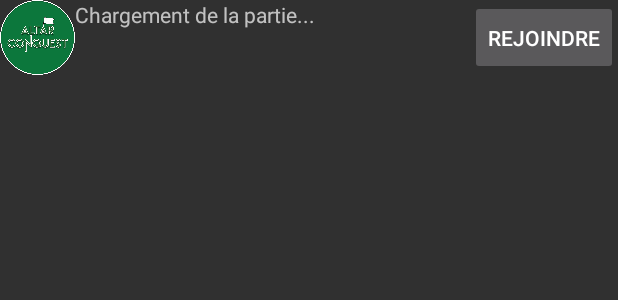
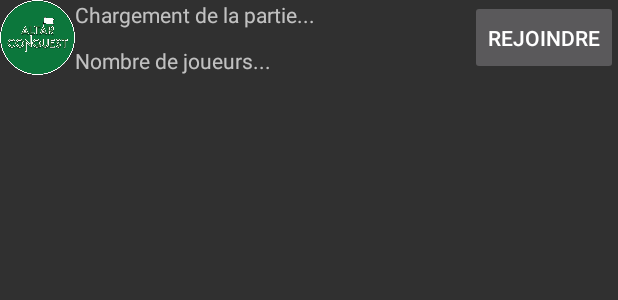
Before and after one commit to FlorianPgn/AltarConquest, an Android app: the layout list_item.xml on its own in the app's theme, with its tools: preview values and no code run, on a phone screen of 412 x 824 dp. Shown: the top 300 px of the screen. Run offline under Robolectric (Android 15) with nearby library versions, the phone set to English and light mode, and no system bars.

Commit message:
Affichage Joueurs par Partie

```diff
--- a/app/src/main/res/layout/list_item.xml
+++ b/app/src/main/res/layout/list_item.xml
@@ -27,4 +27,12 @@
         android:layout_alignParentTop="true"
         android:layout_alignParentEnd="true" />
 
+    <TextView
+        android:text="Nombre de joueurs..."
+        android:layout_width="wrap_content"
+        android:layout_height="wrap_content"
+        android:id="@+id/list_nb_joueurs"
+        android:layout_alignBottom="@+id/list_item_pic"
+        android:layout_toEndOf="@+id/list_item_pic" />
+
 </RelativeLayout>
```
Also changed, not shown: app/src/main/java/com/example/florian/altarconquest/Model/Game.java (+17 -20 lines), app/src/main/java/com/example/florian/altarconquest/ServerInteractions/Parsers/GameParser.java (+7 -3 lines), app/src/main/java/com/example/florian/altarconquest/View/EcranRejoindre_Partie.java (+1 -14 lines), app/src/main/java/com/example/florian/altarconquest/View/MyCustomAdapter.java (+24 -3 lines).
